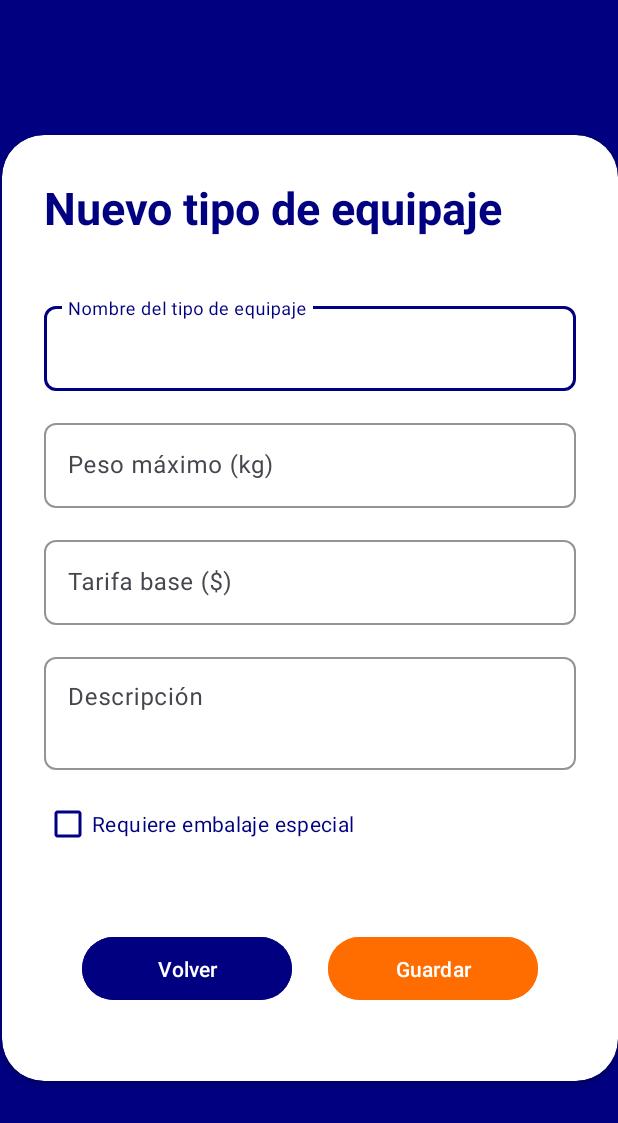
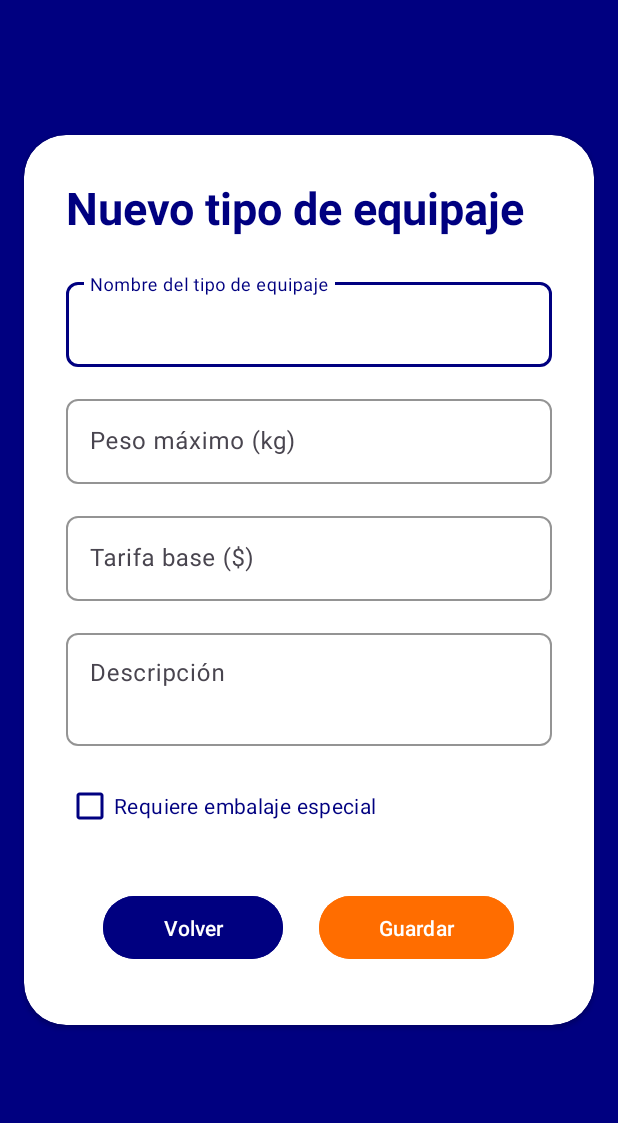
Before and after one commit to Cerny-py/GestionEquipaje, an Android app: the AgregarEquipaje screen opened directly, with no data from a screen before it, on a phone screen of 412 x 824 dp. Shown: the top 1123 px of the screen. Run offline under Robolectric (Android 15) with nearby library versions, the phone set to English and light mode, and no system bars; our stand-ins replace Firebase (no records; nobody signed in at launch, a user with empty details on screens opened directly).

Commit message:
Retoques de GUI

```diff
--- a/app/src/main/res/layout/activity_agregar_equipaje.xml
+++ b/app/src/main/res/layout/activity_agregar_equipaje.xml
@@ -19,18 +19,17 @@
         <androidx.cardview.widget.CardView
             android:layout_width="match_parent"
             android:layout_height="wrap_content"
-            android:layout_alignParentStart="true"
-            android:layout_alignParentTop="true"
-            android:layout_marginStart="1dp"
+            android:layout_marginStart="16dp"
             android:layout_marginTop="90dp"
-            android:layout_marginBottom="40dp"
+            android:layout_marginEnd="16dp"
+            android:layout_marginBottom="32dp"
             android:backgroundTint="@color/white"
             app:cardCornerRadius="28dp">
 
             <androidx.core.widget.NestedScrollView
                 android:layout_width="match_parent"
                 android:layout_height="wrap_content"
-                android:maxHeight="600dp">
+                android:maxHeight="620dp">
 
                 <LinearLayout
                     android:layout_width="match_parent"
@@ -47,14 +46,10 @@
                         android:textSize="30sp"
                         android:textStyle="bold" />
 
-                    <View
-                        android:id="@+id/view1"
-                        android:layout_width="wrap_content"
-                        android:layout_height="40dp" />
-
                     <com.google.android.material.textfield.TextInputLayout
                         android:layout_width="match_parent"
                         android:layout_height="wrap_content"
+                        android:layout_marginTop="24dp"
                         android:hint="Nombre del tipo de equipaje"
                         app:boxBackgroundMode="outline"
                         app:boxCornerRadiusBottomEnd="8dp"
@@ -70,14 +65,10 @@
                             android:layout_height="wrap_content" />
                     </com.google.android.material.textfield.TextInputLayout>
 
-                    <View
-                        android:id="@+id/view2"
-                        android:layout_width="wrap_content"
-                        android:layout_height="16dp" />
-
                     <com.google.android.material.textfield.TextInputLayout
                         android:layout_width="match_parent"
                         android:layout_height="wrap_content"
+                        android:layout_marginTop="16dp"
                         android:hint="Peso máximo (kg)"
                         app:boxBackgroundMode="outline"
                         app:boxCornerRadiusBottomEnd="8dp"
@@ -94,14 +85,10 @@
                             android:inputType="numberDecimal" />
                     </com.google.android.material.textfield.TextInputLayout>
 
-                    <View
-                        android:id="@+id/view3"
-                        android:layout_width="wrap_content"
-                        android:layout_height="16dp" />
-
                     <com.google.android.material.textfield.TextInputLayout
                         android:layout_width="match_parent"
                         android:layout_height="wrap_content"
+                        android:layout_marginTop="16dp"
                         android:hint="Tarifa base ($)"
                         app:boxBackgroundMode="outline"
                         app:boxCornerRadiusBottomEnd="8dp"
@@ -118,14 +105,10 @@
                             android:inputType="numberDecimal" />
                     </com.google.android.material.textfield.TextInputLayout>
 
-                    <View
-                        android:id="@+id/view5"
-                        android:layout_width="wrap_content"
-                        android:layout_height="16dp" />
-
                     <com.google.android.material.textfield.TextInputLayout
                         android:layout_width="match_parent"
                         android:layout_height="wrap_content"
+                        android:layout_marginTop="16dp"
                         android:hint="Descripción"
                         app:boxBackgroundMode="outline"
                         app:boxCornerRadiusBottomEnd="8dp"
@@ -145,23 +128,14 @@
                             android:maxLines="4" />
                     </com.google.android.material.textfield.TextInputLayout>
 
-                    <View
-                        android:id="@+id/view6"
-                        android:layout_width="wrap_content"
-                        android:layout_height="12dp" />
-
                     <com.google.android.material.checkbox.MaterialCheckBox
                         android:id="@+id/cbEmbalajeEspecial"
                         android:layout_width="match_parent"
                         android:layout_height="wrap_content"
+                        android:layout_marginTop="16dp"
                         android:text="Requiere embalaje especial"
                         android:textColor="@color/color_primario"
                         app:buttonTint="@color/color_primario" />
-
-                    <View
-                        android:id="@+id/view4"
-                        android:layout_width="wrap_content"
-                        android:layout_height="25dp" />
 
                     <ProgressBar
                         android:id="@+id/progresoEquipaje"
@@ -169,19 +143,20 @@
                         android:layout_width="wrap_content"
                         android:layout_height="wrap_content"
                         android:layout_gravity="center_horizontal"
+                        android:layout_marginTop="16dp"
                         android:indeterminateTint="@color/color_primario"
                         android:visibility="gone" />
 
                     <LinearLayout
                         android:layout_width="match_parent"
                         android:layout_height="wrap_content"
+                        android:layout_marginTop="20dp"
                         android:gravity="center"
-                        android:orientation="horizontal"
-                        android:padding="10dp">
+                        android:orientation="horizontal">
 
                         <Button
                             android:id="@+id/btnVolverMenuEquipaje"
-                            android:layout_width="140dp"
+                            android:layout_width="120dp"
                             android:layout_height="50dp"
                             android:layout_margin="12dp"
                             android:backgroundTint="@color/color_primario"
@@ -189,7 +164,7 @@
 
                         <Button
                             android:id="@+id/btnGuardarEquipaje"
-                            android:layout_width="140dp"
+                            android:layout_width="130dp"
                             android:layout_height="50dp"
                             android:layout_margin="12dp"
                             android:backgroundTint="#FF6D00"
```
Also changed, not shown: app/src/main/res/layout/activity_agregar_destinatario.xml (+21 -20 lines), app/src/main/res/layout/activity_agregar_encomienda.xml (+28 -58 lines), app/src/main/res/layout/item_encomienda.xml (+6 -7 lines).
